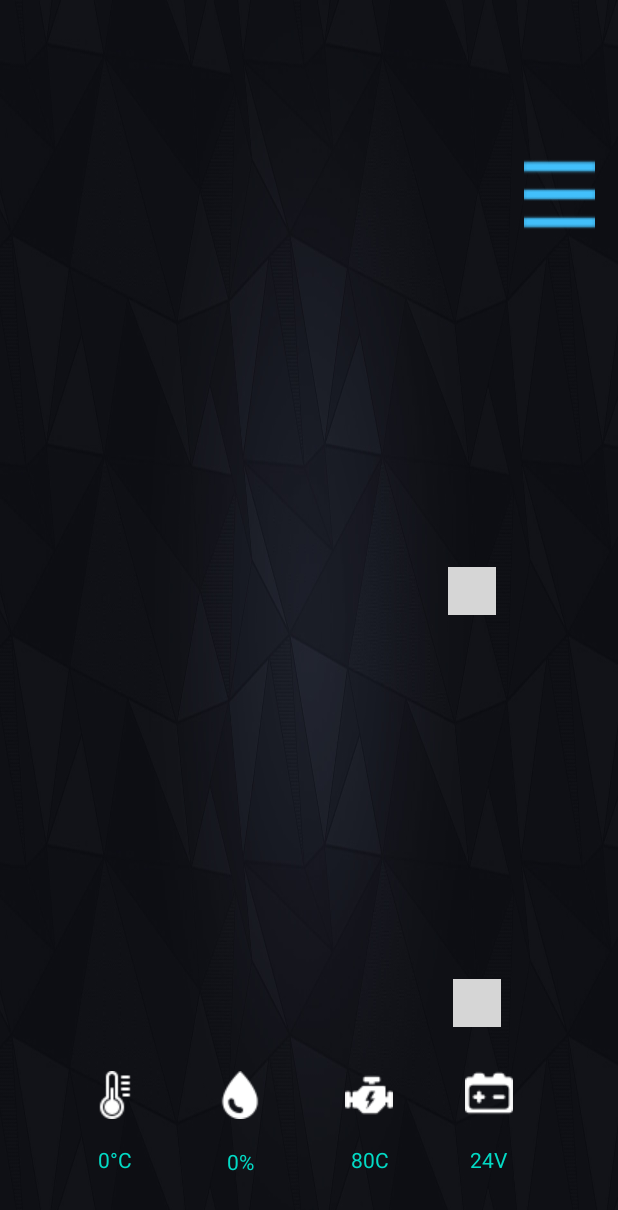
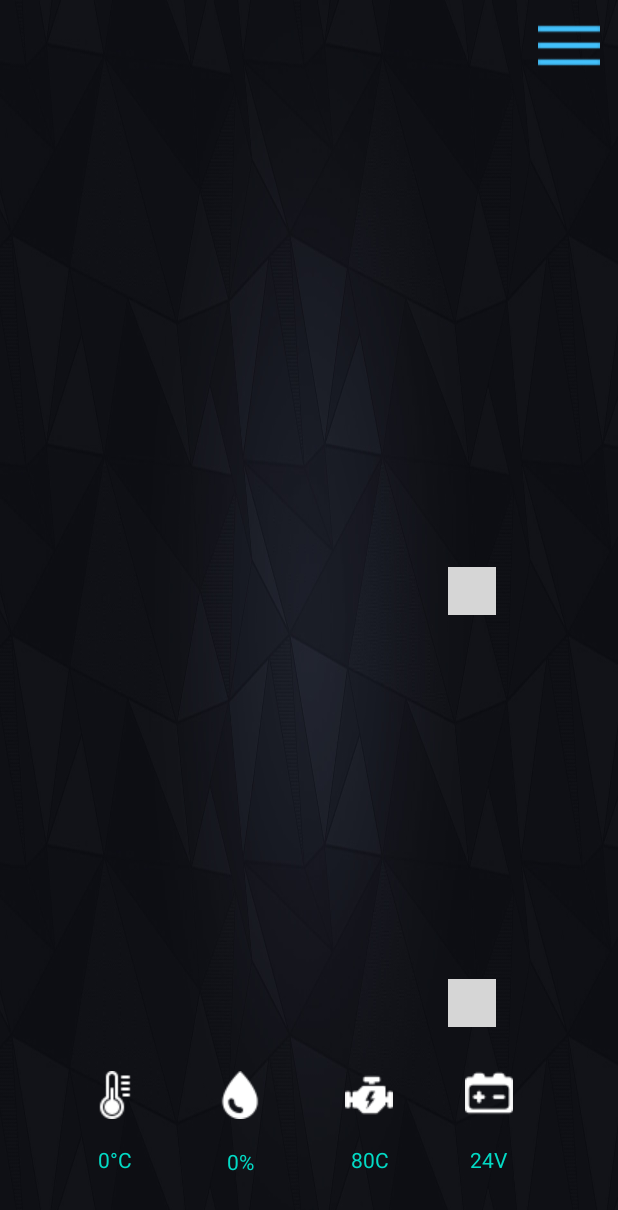
Before and after one commit to EwaKopec/car-app, an Android app: the Real_time_charts screen opened directly, with no data from a screen before it, on a phone screen of 412 x 824 dp. Shown: the top 1210 px of the screen. Run offline under Robolectric (Android 15) with nearby library versions, the phone set to English and light mode, and no system bars; libraries missing offline, so code that uses them is left out: com.github.anastr.speedviewlib, com.github.pires.obd; plain views replace AwesomeSpeedometer; 14 statements that could not run were skipped; grey boxes are pictures that could not be loaded.

Commit message:
make charts

```diff
--- a/app/build.gradle
+++ b/app/build.gradle
@@ -26,6 +26,7 @@ android {
 
 dependencies {
     implementation fileTree(dir: 'libs', include: ['*.jar'])
+    implementation 'com.github.PhilJay:MPAndroidChart:v3.1.0'
     implementation 'com.github.anastr:speedviewlib:1.5.5'
     implementation 'com.github.pires:obd-java-api:1.0'
     implementation 'me.aflak.libraries:bluetooth:1.3.9'
--- a/app/src/main/res/layout-land/activity_real_time_charts.xml
+++ b/app/src/main/res/layout-land/activity_real_time_charts.xml
@@ -10,14 +10,14 @@
 
     <Button
         android:id="@+id/menu"
-        android:layout_width="50dp"
-        android:layout_height="50dp"
+        android:layout_width="35dp"
+        android:layout_height="wrap_content"
         android:layout_alignParentStart="true"
         android:layout_alignParentBottom="true"
-        android:layout_marginStart="664dp"
+        android:layout_marginStart="679dp"
         android:layout_marginTop="15dp"
         android:layout_marginEnd="15dp"
-        android:layout_marginBottom="347dp"
+        android:layout_marginBottom="362dp"
         android:background="@drawable/menu"
         android:onClick="onMenuClick" />
 
--- a/app/src/main/res/layout/activity_real_time_charts.xml
+++ b/app/src/main/res/layout/activity_real_time_charts.xml
@@ -7,19 +7,16 @@
     android:layout_height="match_parent"
     tools:context=".Real_time_charts">
 
+
     <Button
         android:id="@+id/menu"
-        android:layout_width="50dp"
-        android:layout_height="50dp"
-        android:layout_alignParentStart="true"
-        android:layout_alignParentBottom="true"
-        android:layout_marginStart="349dp"
+        android:layout_width="41dp"
+        android:layout_height="30dp"
+        android:layout_alignParentEnd="true"
         android:layout_marginTop="15dp"
-        android:layout_marginEnd="15dp"
-        android:layout_marginBottom="669dp"
+        android:layout_marginEnd="12dp"
         android:background="@drawable/menu"
         android:onClick="onMenuClick" />
-
 
     <com.github.anastr.speedviewlib.AwesomeSpeedometer
         android:id="@+id/awesomeSpeedometer"
@@ -39,7 +36,7 @@
         android:layout_alignParentEnd="true"
         android:layout_alignParentBottom="true"
         android:layout_gravity="center"
-        android:layout_marginEnd="78dp"
+        android:layout_marginEnd="81dp"
         android:layout_marginBottom="139dp" />
 
     <TextView
```
Also changed, not shown: app/src/main/java/com/example/obd2_app/Real_time_charts.java (+45 -9 lines).
